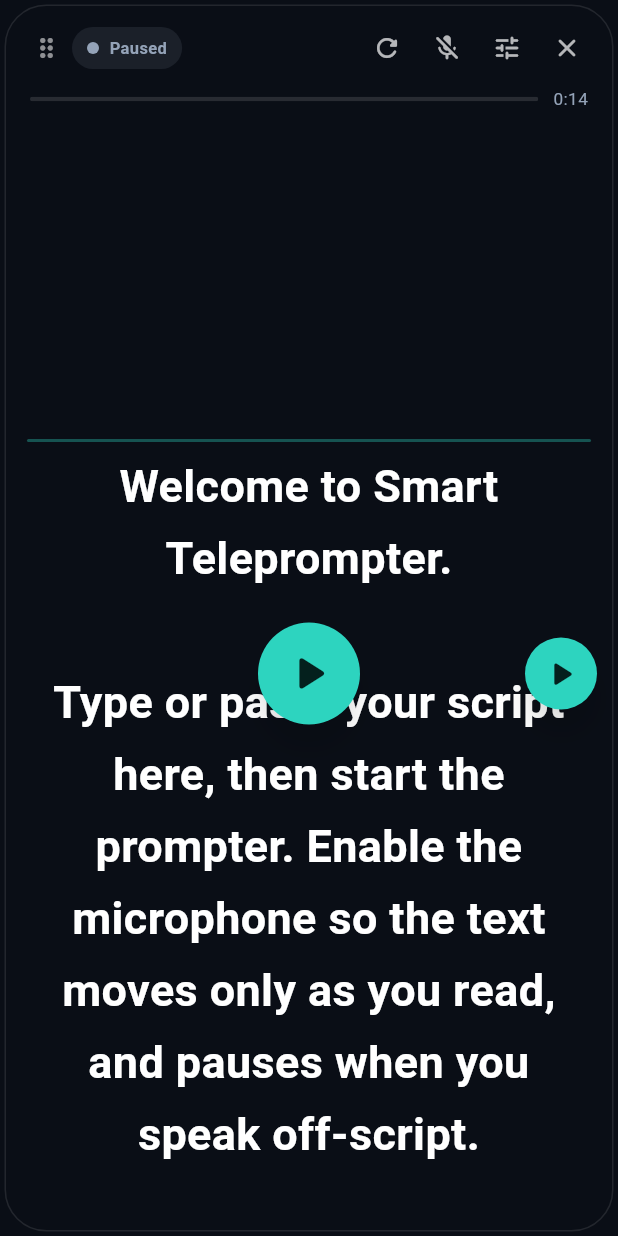
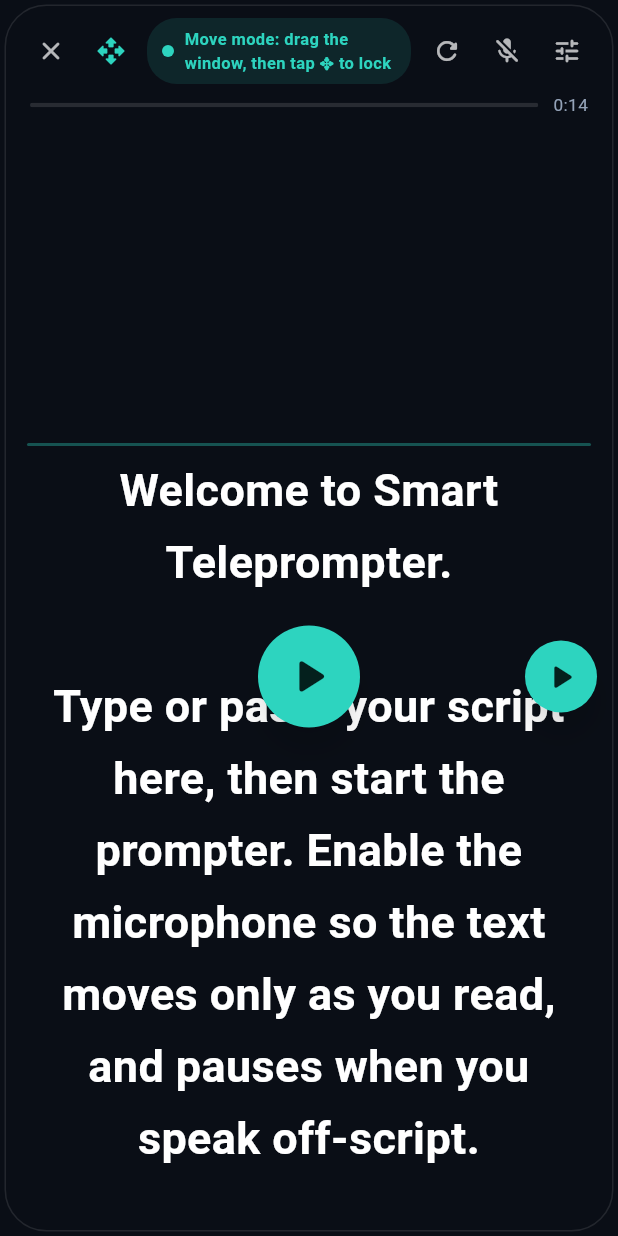
Before and after one commit to saidove77/teleprompter, a Flutter app: the OverlayHome widget shown alone on an empty page, opened directly, on a phone screen of 412 x 824 dp. Run offline on Flutter 3.47's test engine with Material 3 defaults, Android fonts, the phone set to English and light mode, and no system bars; our stand-ins replace permission_handler, shared_preferences, speech_to_text, wakelock_plus; missing offline and left inert: flutter_overlay_window, noise_meter; accounts and stored records are empty.

Commit message:
Move mode for floating window, close button on the left

```diff
--- a/lib/l10n.dart
+++ b/lib/l10n.dart
@@ -123,7 +123,8 @@ class L10n {
     't_mic': 'الميكروفون',
     't_close': 'إغلاق',
     't_refresh': 'إعادة القراءة من البداية',
-    't_move': 'اسحب لتحريك النافذة',
+    't_move': 'تحريك النافذة أو تثبيتها',
+    's_move': 'وضع التحريك: اسحب النافذة بإصبعك، ثم اضغط ✥ للتثبيت',
     'heard_prefix': 'سُمع: {t}',
     'no_text_placeholder': 'لا يوجد نص. أضف نصاً من الشاشة الرئيسية.',
     'finished': 'انتهى النص ✓',
@@ -224,7 +225,8 @@ class L10n {
     't_mic': 'Microphone',
     't_close': 'Close',
     't_refresh': 'Restart from the beginning',
-    't_move': 'Drag to move the window',
+    't_move': 'Move or lock the window',
+    's_move': 'Move mode: drag the window, then tap ✥ to lock',
     'heard_prefix': 'Heard: {t}',
     'no_text_placeholder': 'No text. Add a script from the home screen.',
     'finished': 'Script finished ✓',
@@ -325,7 +327,8 @@ class L10n {
     't_mic': 'Micro',
     't_close': 'Fermer',
     't_refresh': 'Recommencer depuis le début',
-    't_move': 'Faites glisser pour déplacer la fenêtre',
+    't_move': 'Déplacer ou verrouiller la fenêtre',
+    's_move': 'Mode déplacement : faites glisser la fenêtre, puis touchez ✥ pour verrouiller',
     'heard_prefix': 'Entendu : {t}',
     'no_text_placeholder': 'Aucun texte. Ajoutez-en un depuis l\'accueil.',
     'finished': 'Texte terminé ✓',
@@ -426,7 +429,8 @@ class L10n {
     't_mic': 'Micrófono',
     't_close': 'Cerrar',
     't_refresh': 'Reiniciar desde el principio',
-    't_move': 'Arrastra para mover la ventana',
+    't_move': 'Mover o fijar la ventana',
+    's_move': 'Modo mover: arrastra la ventana y pulsa ✥ para fijarla',
     'heard_prefix': 'Oído: {t}',
     'no_text_placeholder': 'Sin texto. Añade uno desde la pantalla principal.',
     'finished': 'Texto terminado ✓',
@@ -527,7 +531,8 @@ class L10n {
     't_mic': 'Mikrofon',
     't_close': 'Schließen',
     't_refresh': 'Von vorn beginnen',
-    't_move': 'Zum Verschieben ziehen',
+    't_move': 'Fenster verschieben oder fixieren',
+    's_move': 'Verschieben-Modus: Fenster ziehen, dann ✥ tippen zum Fixieren',
     'heard_prefix': 'Gehört: {t}',
     'no_text_placeholder': 'Kein Text. Füge einen Text auf dem Startbildschirm hinzu.',
     'finished': 'Text beendet ✓',
@@ -628,7 +633,8 @@ class L10n {
     't_mic': 'Mikrofon',
     't_close': 'Kapat',
     't_refresh': 'Baştan başla',
-    't_move': 'Taşımak için sürükle',
+    't_move': 'Pencereyi taşı veya sabitle',
+    's_move': 'Taşıma modu: pencereyi sürükle, sonra sabitlemek için ✥ dokun',
     'heard_prefix': 'Duyulan: {t}',
     'no_text_placeholder': 'Metin yok. Ana ekrandan bir metin ekle.',
     'finished': 'Metin bitti ✓',
--- a/lib/overlay_app.dart
+++ b/lib/overlay_app.dart
@@ -33,15 +33,18 @@ class _OverlayHomeState extends State<OverlayHome> {
   String? _text; // null = لم يصل النص بعد
   bool _failed = false;
 
-  // الأبعاد بوحدة dp (نحوّلها لوحدة الحزمة عند الإرسال)
+  // الأبعاد المقصودة بوحدة dp
   double _w = 360;
   double _h = 400;
   Size _screen = const Size(360, 800);
   double _dpr = 1.0;
 
-  // سحب النافذة
-  double _px = 0, _py = 0;
-  bool _moveOk = false;
+  /// وضع التحريك: true = اسحب النافذة بإصبعك أينما تشاء، false = النافذة ثابتة ويُمرَّر النص بالإصبع
+  bool _moveMode = true;
+
+  /// وحدة resizeOverlay: 1.0 = dp، أو كثافة الشاشة إن كانت الحزمة تقرأ البكسل (تُكتشف تلقائياً)
+  double _resizeScale = 1.0;
+  bool _calibrated = false;
 
   StreamSubscription? _sub;
   Timer? _timeout;
@@ -55,17 +58,11 @@ class _OverlayHomeState extends State<OverlayHome> {
     _init();
   }
 
-  /// حجم الشاشة الفعلي بوحدة dp وكثافة البكسل (وليس حجم النافذة العائمة)
   void _readScreen() {
-    try {
-      final view = WidgetsBinding.instance.platformDispatcher.views.first;
-      final d = view.display;
-      _dpr = d.devicePixelRatio;
-      _screen = Size(d.size.width / _dpr, d.size.height / _dpr);
-    } catch (_) {
-      _dpr = 1.0;
-      _screen = const Size(360, 800);
-    }
+    final view = WidgetsBinding.instance.platformDispatcher.views.first;
+    final info = displayInfo(view);
+    _dpr = info.dpr;
+    _screen = Size(info.w, info.h);
   }
 
   Future<void> _init() async {
@@ -116,39 +113,53 @@ class _OverlayHomeState extends State<OverlayHome> {
     } catch (_) {}
   }
 
+  double _actualWidthDp() {
+    try {
+      final v = WidgetsBinding.instance.platformDispatcher.views.first;
+      return v.physicalSize.width / v.devicePixelRatio;
+    } catch (_) {
+      return 0;
+    }
+  }
+
+  /// يضبط حجم النافذة وتفعيل السحب الأصلي (وضع التحريك).
+  /// عند أول استدعاء نتحقق من وحدة القياس التي تقرؤها الحزمة ونصحّحها إن لزم.
+  Future<void> _setWindow(double wDp, double hDp, bool drag) async {
+    try {
+      await FlutterOverlayWindow.resizeOverlay(
+        (wDp * _resizeScale).round(),
+        (hDp * _resizeScale).round(),
+        drag,
+      );
+    } catch (_) {
+      return;
+    }
+    if (_calibrated) return;
+    _calibrated = true;
+    await Future.delayed(const Duration(milliseconds: 350));
+    final aw = _actualWidthDp();
+    if (aw > 0 && _dpr > 1.2 && aw < wDp * 0.7) {
+      // الحزمة فسّرت الرقم كبكسل (فصارت النافذة أصغر): نعيد الضبط بالوحدة الصحيحة
+      _resizeScale = _dpr;
+      try {
+        await FlutterOverlayWindow.resizeOverlay(
+          (wDp * _resizeScale).round(),
+          (hDp * _resizeScale).round(),
+          drag,
+        );
+      } catch (_) {}
+    }
+  }
+
+  Future<void> _toggleMove() async {
+    setState(() => _moveMode = !_moveMode);
+    await _setWindow(_w, _h, _moveMode);
+  }
+
   Future<void> _resize(double factor) async {
     _w = (_w * factor).clamp(220.0, _screen.width).toDouble();
     _h = (_h * factor).clamp(200.0, _screen.height * 0.95).toDouble();
-    final k = overlayScale(_dpr);
-    try {
-      await FlutterOverlayWindow.resizeOverlay(
-        (_w * k).round(),
-        (_h * k).round(),
-        false, // السحب يتم من المقبض لا من النافذة كلها
-      );
-    } catch (_) {}
-  }
-
-  // ───────── سحب النافذة من المقبض ─────────
-  Future<void> _moveStart() async {
-    try {
-      final dynamic p = await FlutterOverlayWindow.getOverlayPosition();
-      _px = (p?.x as num?)?.toDouble() ?? _px;
-      _py = (p?.y as num?)?.toDouble() ?? _py;
-      _moveOk = true;
-    } catch (_) {
-      _moveOk = false;
-    }
-  }
-
-  void _move(Offset d) {
-    if (!_moveOk) return;
-    final k = overlayScale(_dpr);
-    _px += d.dx * k;
-    _py += d.dy * k;
-    try {
-      FlutterOverlayWindow.moveOverlay(OverlayPosition(_px, _py));
-    } catch (_) {}
+    await _setWindow(_w, _h, _moveMode);
   }
 
   @override
@@ -186,6 +197,7 @@ class _OverlayHomeState extends State<OverlayHome> {
               ),
             ),
           ),
+          // زر الإغلاق على اليسار
           Positioned(
             top: 6,
             left: 6,
@@ -218,8 +230,8 @@ class _OverlayHomeState extends State<OverlayHome> {
                     onClose: () => FlutterOverlayWindow.closeOverlay(),
                     onResize: _resize,
                     onRefresh: _requestText,
-                    onMoveStart: _moveStart,
-                    onMove: _move,
+                    onToggleMove: _toggleMove,
+                    moveMode: _moveMode,
                     onSettingsChanged: (v) => v.saveLook(),
                   ),
                 ),
--- a/lib/overlay_bridge.dart
+++ b/lib/overlay_bridge.dart
@@ -1,17 +1,33 @@
 import 'dart:convert';
+import 'dart:ui' as ui;
 
 import 'package:flutter_overlay_window/flutter_overlay_window.dart';
 
-/// هل تُقاس أبعاد ومواضع النافذة العائمة في هذه الحزمة بالبكسل الفعلي (true)
-/// أم بوحدات dp (false)؟
+/// هل تُقاس أبعاد «الفتح الأولي» للنافذة العائمة بالبكسل الفعلي (true) أم بوحدات dp (false)؟
 ///
-/// سبب صغر النافذة سابقاً: كنا نرسل أرقاماً بوحدة dp بينما الحزمة تقرؤها بالبكسل.
-/// إن ظهرت النافذة الآن كبيرة جداً أو صغيرة جداً، غيّر هذه القيمة إلى false.
+/// إن ظهرت النافذة عند فتحها كبيرة جداً أو صغيرة جداً، غيّر هذه القيمة.
 const bool kOverlayUsesPixels = true;
 
-/// معامل تحويل dp إلى وحدة الحزمة
+/// معامل تحويل dp إلى وحدة الحزمة عند الفتح
 double overlayScale(double devicePixelRatio) =>
     kOverlayUsesPixels ? devicePixelRatio : 1.0;
+
+/// حجم الشاشة الفعلي بوحدة dp وكثافة البكسل (من الشاشة وليس من حجم النافذة).
+/// يُستخدم في التطبيق وفي النافذة العائمة ليتفقا على نفس الحساب.
+({double w, double h, double dpr}) displayInfo(ui.FlutterView view) {
+  try {
+    final d = view.display;
+    final dpr = d.devicePixelRatio;
+    return (w: d.size.width / dpr, h: d.size.height / dpr, dpr: dpr);
+  } catch (_) {
+    final dpr = view.devicePixelRatio;
+    return (
+      w: view.physicalSize.width / dpr,
+      h: view.physicalSize.height / dpr,
+      dpr: dpr,
+    );
+  }
+}
 
 /// جسر بين التطبيق والنافذة العائمة لإرسال النص.
 /// - النافذة العائمة ترسل «ready» عند فتحها، فيردّ التطبيق بالنص.
--- a/lib/prompter_panel.dart
+++ b/lib/prompter_panel.dart
@@ -24,8 +24,8 @@ class PrompterPanel extends StatefulWidget {
     this.onResize,
     this.onSettingsChanged,
     this.onRefresh,
-    this.onMoveStart,
-    this.onMove,
+    this.onToggleMove,
+    this.moveMode = false,
     this.compact = false,
   });
 
@@ -40,9 +40,11 @@ class PrompterPanel extends StatefulWidget {
   /// تُستدعى عند الضغط على «إعادة من البداية» (مثلاً لإعادة جلب النص)
   final VoidCallback? onRefresh;
 
-  /// سحب النافذة العائمة من المقبض (يظهر فقط إن وُجدت هذه الدوال)
-  final VoidCallback? onMoveStart;
-  final void Function(Offset delta)? onMove;
+  /// وضع التحريك: عند تفعيله تتحرك النافذة العائمة بسحبها بالإصبع من أي مكان
+  /// (وتتوقف حركة تمرير النص). عند إيقافه تثبت النافذة ويُمرَّر النص بالإصبع.
+  /// يظهر زر ✥ فقط إن وُجدت onToggleMove.
+  final VoidCallback? onToggleMove;
+  final bool moveMode;
 
   /// وضع مضغوط للنافذة العائمة
   final bool compact;
@@ -468,6 +470,9 @@ class _PrompterPanelState extends State<PrompterPanel>
 
   (String, Color) _status() {
     if (_notice != null) return (_notice!, AppColors.warn);
+    if (widget.moveMode && widget.onToggleMove != null) {
+      return (tr('s_move'), AppColors.accent);
+    }
     if (_counting != null) {
       return (tr('s_countdown', {'n': '$_counting'}), AppColors.accent);
     }
@@ -548,29 +553,23 @@ class _PrompterPanelState extends State<PrompterPanel>
 
     final (text, color) = _status();
 
+    // الترتيب ثابت من اليسار إلى اليمين مهما كانت لغة التطبيق:
+    // [إغلاق] [تحريك ✥] [الحالة ........] [إعادة] [ميكروفون] [إعدادات]
     return Padding(
       padding: const EdgeInsets.fromLTRB(10, 8, 10, 2),
       child: Row(
+        textDirection: TextDirection.ltr,
         children: [
-          // مقبض سحب النافذة العائمة
-          if (widget.onMove != null)
-            GestureDetector(
-              behavior: HitTestBehavior.opaque,
-              onPanStart: (_) => widget.onMoveStart?.call(),
-              onPanUpdate: (d) => widget.onMove!(d.delta),
-              child: Tooltip(
-                message: tr('t_move'),
-                child: Padding(
-                  padding: const EdgeInsets.all(7),
-                  child: Icon(Icons.drag_indicator_rounded,
-                      size: iconSize, color: Colors.white54),
-                ),
-              ),
-            ),
+          if (widget.onClose != null)
+            btn(Icons.close_rounded, tr('t_close'), widget.onClose),
+          if (widget.onToggleMove != null)
+            btn(Icons.open_with_rounded, tr('t_move'), widget.onToggleMove,
+                active: widget.moveMode),
           Expanded(
             child: Align(
               alignment: AlignmentDirectional.centerStart,
               child: Container(
+                margin: const EdgeInsets.symmetric(horizontal: 4),
                 padding:
                     const EdgeInsets.symmetric(horizontal: 10, vertical: 6),
                 decoration: BoxDecoration(
@@ -624,8 +623,6 @@ class _PrompterPanelState extends State<PrompterPanel>
             () => setState(() => _showSettings = !_showSettings),
             active: _showSettings,
           ),
-          if (widget.onClose != null)
-            btn(Icons.close_rounded, tr('t_close'), widget.onClose),
         ],
       ),
     );
@@ -838,8 +835,10 @@ class _PrompterPanelState extends State<PrompterPanel>
         blendMode: BlendMode.dstIn,
         child: SingleChildScrollView(
           controller: _scroll,
-          physics: const BouncingScrollPhysics(
-              parent: AlwaysScrollableScrollPhysics()),
+          physics: widget.moveMode
+              ? const NeverScrollableScrollPhysics()
+              : const BouncingScrollPhysics(
+                  parent: AlwaysScrollableScrollPhysics()),
           padding: EdgeInsets.fromLTRB(_s.margin, h * 0.3, _s.margin, h * 0.7),
           child: SizedBox(
             width: double.infinity,
```
Also changed, not shown: lib/editor_page.dart (+7 -7 lines).
